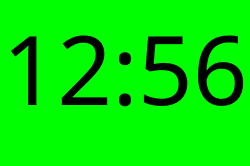
First picture: the form in mainwindow.ui, repository terman110/lgTimer, before the edit.
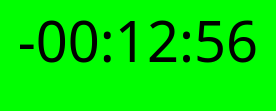
Second picture: the form after the edit. Icons and pictures are not drawn.

Commit message: Some basic cosmetics

Patch:
```diff
--- a/mainwindow.ui
+++ b/mainwindow.ui
@@ -6,8 +6,8 @@
    <rect>
     <x>0</x>
     <y>0</y>
-    <width>247</width>
-    <height>145</height>
+    <width>276</width>
+    <height>102</height>
    </rect>
   </property>
   <property name="sizePolicy">
@@ -58,13 +58,13 @@
       <property name="font">
        <font>
         <family>Avenir</family>
-        <pointsize>72</pointsize>
+        <pointsize>42</pointsize>
         <weight>50</weight>
         <bold>false</bold>
        </font>
       </property>
       <property name="text">
-       <string>12:56</string>
+       <string>-00:12:56</string>
       </property>
       <property name="scaledContents">
        <bool>false</bool>
```
The commit also changes 2 other files.
